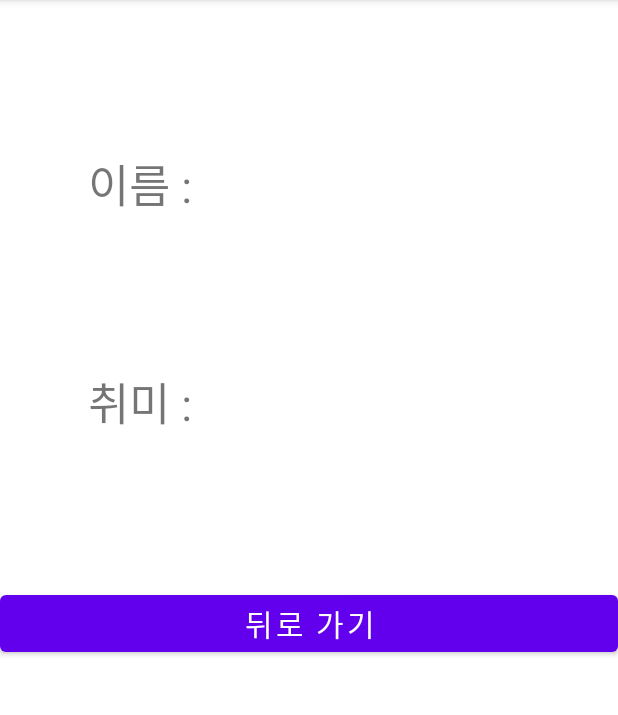
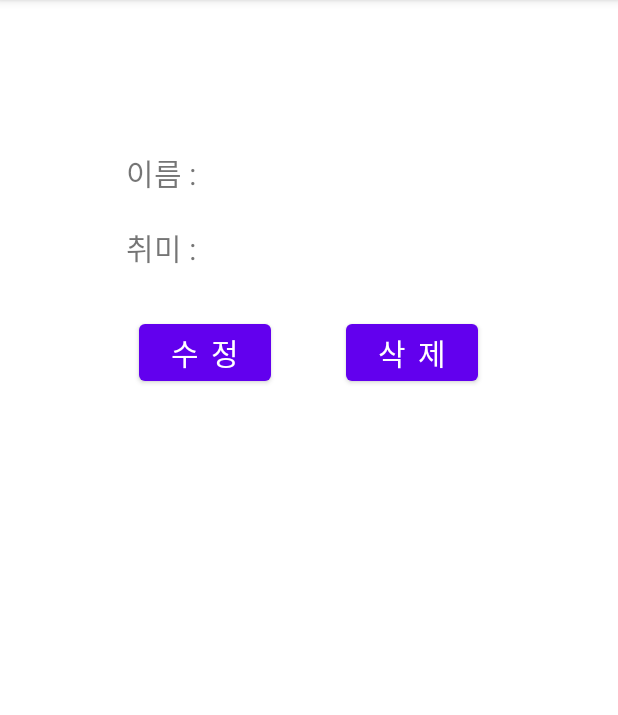
Before and after one commit to devwithu/Android_php_crud, an Android app: the OtherActivity screen opened directly, with no data from a screen before it, on a phone screen of 412 x 824 dp, the part 84-799 px from its top. Run offline under Robolectric (Android 15) with nearby library versions, the phone set to English and light mode, and no system bars.

```diff
--- a/CRUDRetrofitApp/app/src/main/java/com/cavanosa/crudretrofitapp/MainActivity.java
+++ b/CRUDRetrofitApp/app/src/main/java/com/cavanosa/crudretrofitapp/MainActivity.java
@@ -2,6 +2,7 @@ package com.cavanosa.crudretrofitapp;
 
 import android.os.Bundle;
 import android.util.Log;
+import android.view.Menu;
 import android.view.View;
 import android.widget.Button;
 import android.widget.EditText;
@@ -22,7 +23,7 @@ import java.util.List;
 import retrofit2.Call;
 import retrofit2.Callback;
 import retrofit2.Response;
-
+import android.content.Intent;
 public class MainActivity extends AppCompatActivity
 {
     public static final String TAG = "MainActivity";
@@ -34,6 +35,8 @@ public class MainActivity extends AppCompatActivity
     PersonAdapter adapter;
     PersonAdapter.ItemClickListener itemClickListener;
     List<Person> list = new ArrayList<>();
+
+    Menu main_menu;
 
     @Override
     protected void onCreate(Bundle savedInstanceState)
@@ -61,6 +64,11 @@ public class MainActivity extends AppCompatActivity
                 String name = list.get(position).getName();
                 String hobby = list.get(position).getHobby();
                 Log.e(TAG, "id : " + id + ", name : " + name + ", hobby : " + hobby);
+                Intent intent = new Intent(MainActivity.this, OtherActivity.class);
+                intent.putExtra("id", id);
+                intent.putExtra("name", name);
+                intent.putExtra("hobby", hobby);
+                startActivity(intent);
             }
         };
 
@@ -74,6 +82,7 @@ public class MainActivity extends AppCompatActivity
                 insertPerson(name, hobby);
             }
         });
+
     }
 
     private void selectPerson()
@@ -108,7 +117,6 @@ public class MainActivity extends AppCompatActivity
         list = lists;
     }
 
-    // ↓ 추가된 부분
     private void insertPerson(String name, String hobby)
     {
         ApiInterface apiInterface = ApiClient.getApiClient().create(ApiInterface.class);
--- a/CRUDRetrofitApp/app/src/main/java/com/cavanosa/crudretrofitapp/OtherActivity.java
+++ b/CRUDRetrofitApp/app/src/main/java/com/cavanosa/crudretrofitapp/OtherActivity.java
@@ -19,9 +19,12 @@ import retrofit2.Response;
 
 public class OtherActivity extends AppCompatActivity
 {
+    public static final String TAG = "OtherActivity";
+
+    TextView other_name, other_hobby;
+    Button update_btn, delete_btn;
+    int id;
     String name, hobby;
-    TextView get_name, get_hobby;
-    Button back_btn;
 
     @Override
     protected void onCreate(Bundle savedInstanceState)
@@ -29,53 +32,38 @@ public class OtherActivity extends AppCompatActivity
         super.onCreate(savedInstanceState);
         setContentView(R.layout.activity_other);
 
-        get_name = (TextView) findViewById(R.id.get_name);
-        get_hobby = (TextView) findViewById(R.id.get_hobby);
-        back_btn = (Button) findViewById(R.id.back_activity);
+        other_name = (TextView) findViewById(R.id.other_name);
+        other_hobby = (TextView) findViewById(R.id.other_hobby);
+        update_btn = (Button) findViewById(R.id.update_btn);
+        delete_btn = (Button) findViewById(R.id.delete_btn);
+
+        other_name.setText(name);
+        other_hobby.setText(hobby);
 
         Intent intent = getIntent();
+        id = intent.getIntExtra("id", 0);
         name = intent.getStringExtra("name");
         hobby = intent.getStringExtra("hobby");
-        Log.e("OtherActivity", "받아온 이름 : " + name + ", 취미 : " + hobby);
+        Log.e(TAG, "인텐트 id : " + id + ", 인텐트 이름 : " + name + ", 인텐트 취미 : " + hobby);
 
-        // 레트로핏으로 서버에서 값을 받아온다
-        getNameHobby(name, hobby);
+        other_name.setText(name);
+        other_hobby.setText(hobby);
 
-        back_btn.setOnClickListener(new View.OnClickListener()
+        update_btn.setOnClickListener(new View.OnClickListener()
         {
             @Override
             public void onClick(View view)
             {
-                finish();
+                // 수정 메서드
             }
         });
-    }
 
-    private void getNameHobby(String name, String hobby)
-    {
-        ApiInterface apiInterface = ApiClient.getApiClient().create(ApiInterface.class);
-        //Call<Person> call = apiInterface.getNameHobby(name, hobby);
-        Call<Person> call = apiInterface.getNameHobby(name, hobby);
-        call.enqueue(new Callback<Person>()
+        delete_btn.setOnClickListener(new View.OnClickListener()
         {
             @Override
-            public void onResponse(@NonNull Call<Person> call, @NonNull Response<Person> response)
+            public void onClick(View view)
             {
-                if (response.isSuccessful() && response.body() != null)
-                {
-                    String getted_name = response.body().getName();
-                    String getted_hobby = response.body().getHobby();
-                    Log.e("getNameHobby()", "서버에서 이름 : " + getted_name + ", 서버에서 받아온 취미 : " + getted_hobby);
-
-                    get_name.setText(getted_name);
-                    get_hobby.setText(getted_hobby);
-                }
-            }
-
-            @Override
-            public void onFailure(@NonNull Call<Person> call, @NonNull Throwable t)
-            {
-                Log.e("getNameHobby()", "에러 : " + t.getMessage());
+                // 삭제 메서드
             }
         });
     }
--- a/CRUDRetrofitApp/app/src/main/java/com/cavanosa/crudretrofitapp/interfaces/ApiInterface.java
+++ b/CRUDRetrofitApp/app/src/main/java/com/cavanosa/crudretrofitapp/interfaces/ApiInterface.java
@@ -28,4 +28,12 @@ public interface ApiInterface
             @Field("name") String name,
             @Field("hobby") String hobby
     );
+
+    @FormUrlEncoded
+    @POST("example_update.php")
+    Call<Person> updatePerson(
+            @Field("id") int id,
+            @Field("name") String name,
+            @Field("hobby") String hobby
+    );
 }
--- a/CRUDRetrofitApp/app/src/main/res/layout/activity_other.xml
+++ b/CRUDRetrofitApp/app/src/main/res/layout/activity_other.xml
@@ -21,15 +21,17 @@
             android:layout_height="wrap_content"
             android:layout_weight=".3"
             android:text="이름 : "
-            android:textSize="30sp"
+            android:textSize="20sp"
             android:gravity="end"/>
 
         <TextView
-            android:id="@+id/get_name"
+            android:id="@+id/other_name"
             android:layout_width="0dp"
             android:layout_height="wrap_content"
             android:layout_weight=".7"
-            android:textSize="30sp"/>
+            android:text="이름"
+            android:textSize="20sp"
+            android:gravity="center"/>
 
     </LinearLayout>
 
@@ -37,7 +39,7 @@
         android:layout_width="match_parent"
         android:layout_height="wrap_content"
         android:orientation="horizontal"
-        android:layout_marginTop="100dp"
+        android:layout_marginTop="20dp"
         android:layout_marginStart="30dp"
         android:layout_marginEnd="30dp"
         android:weightSum="1">
@@ -47,25 +49,43 @@
             android:layout_height="wrap_content"
             android:layout_weight=".3"
             android:text="취미 : "
-            android:textSize="30sp"
+            android:textSize="20sp"
             android:gravity="end"/>
 
         <TextView
-            android:id="@+id/get_hobby"
+            android:id="@+id/other_hobby"
             android:layout_width="0dp"
             android:layout_height="wrap_content"
             android:layout_weight=".7"
-            android:textSize="30sp"/>
+            android:text="취미"
+            android:textSize="20sp"
+            android:gravity="center"/>
 
     </LinearLayout>
 
-    <Button
-        android:id="@+id/back_activity"
+    <LinearLayout
         android:layout_width="match_parent"
         android:layout_height="wrap_content"
-        android:layout_marginTop="100dp"
-        android:text="뒤로 가기"
-        android:textSize="20sp"
-        android:layout_gravity="center"/>
+        android:orientation="horizontal"
+        android:layout_marginTop="30dp"
+        android:gravity="center">
+
+        <Button
+            android:id="@+id/update_btn"
+            android:layout_width="wrap_content"
+            android:layout_height="wrap_content"
+            android:text="수 정"
+            android:textSize="20sp" />
+
+        <Button
+            android:id="@+id/delete_btn"
+            android:layout_width="wrap_content"
+            android:layout_height="wrap_content"
+            android:layout_marginStart="50dp"
+            android:text="삭 제"
+            android:textSize="20sp"
+            android:layout_marginLeft="50dp" />
+
+    </LinearLayout>
 
 </LinearLayout>
```
